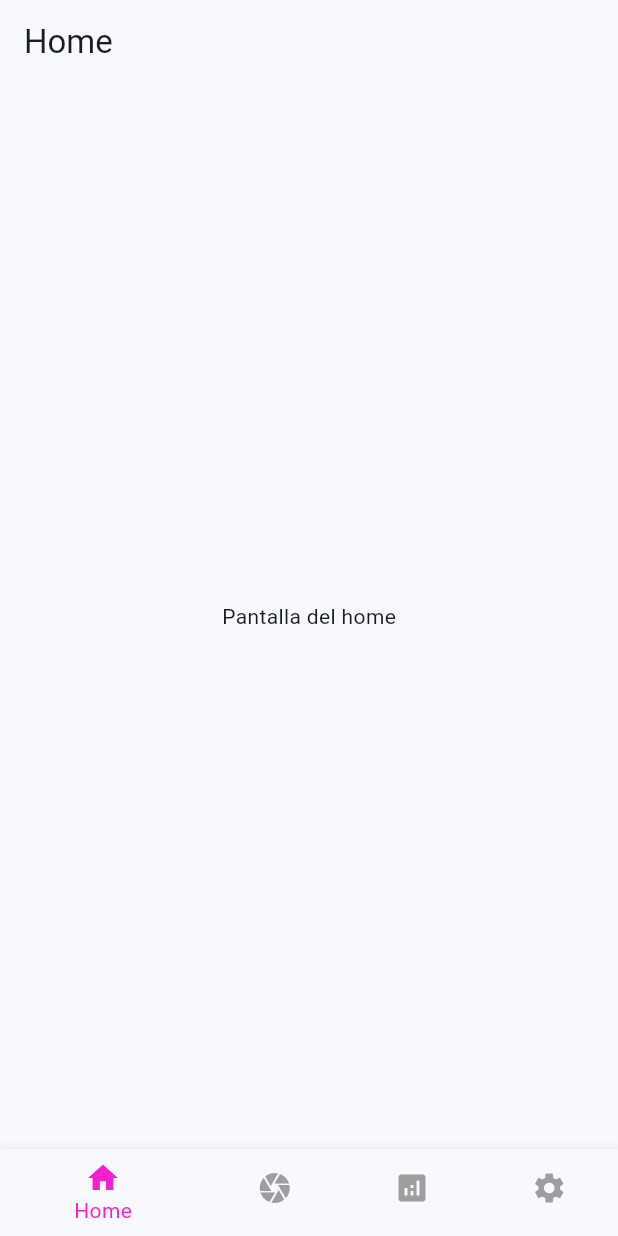
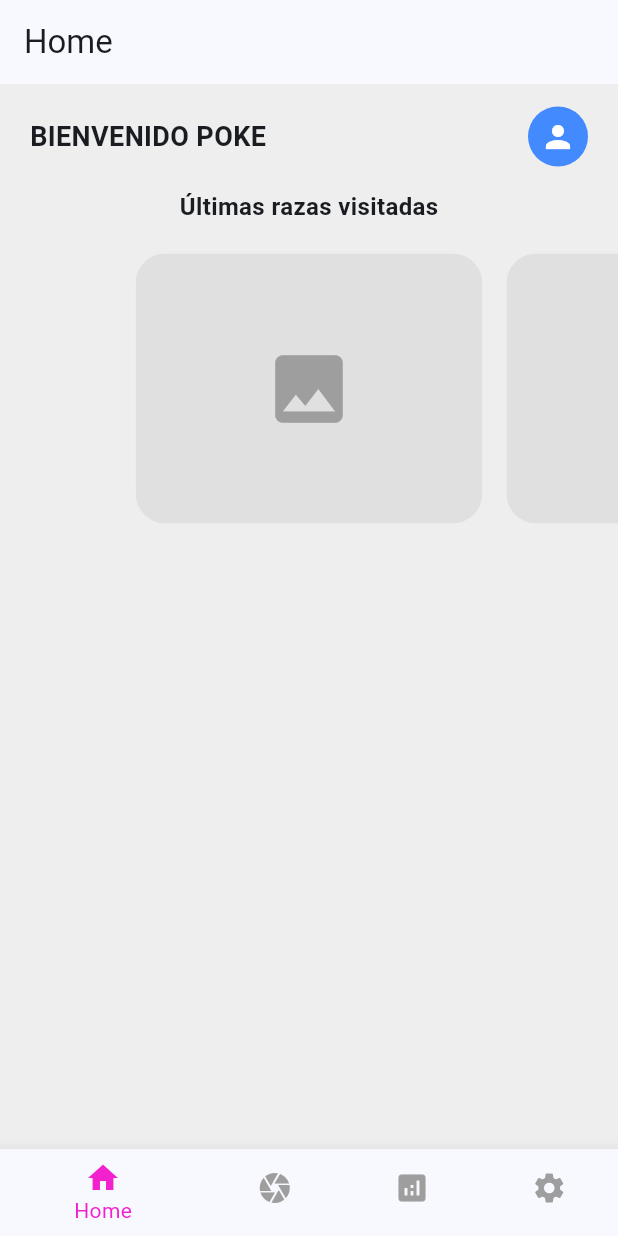
Before and after one commit to Felix2114/SmartSwine, a Flutter app: the StartPage screen opened directly, on a phone screen of 412 x 824 dp. Run offline on Flutter 3.47's test engine with Material 3 defaults, Android fonts, the phone set to English and light mode, and no system bars.

Commit message:
Creacion de Home

```diff
--- a/lib/screens/home_page.dart
+++ b/lib/screens/home_page.dart
@@ -1,10 +1,105 @@
 import 'package:flutter/material.dart';
+
+void main() {
+  runApp(const MyApp());
+}
+
+class MyApp extends StatelessWidget {
+  const MyApp({super.key});
+
+  @override
+  Widget build(BuildContext context) {
+    return MaterialApp(
+      debugShowCheckedModeBanner: false,
+      title: 'Poke App',
+      theme: ThemeData(
+        primarySwatch: Colors.blue,
+      ),
+      home: const HomePage(),
+    );
+  }
+}
 
 class HomePage extends StatelessWidget {
   const HomePage({super.key});
 
   @override
   Widget build(BuildContext context) {
-    return const Center(child: Text('Pantalla del home'));
+    return Scaffold(
+      backgroundColor: Colors.grey[200],
+      body: SafeArea(
+        child: Column(
+          children: [
+            // Encabezado con título y avatar
+            Padding(
+              padding: const EdgeInsets.symmetric(horizontal: 20, vertical: 15),
+              child: Row(
+                mainAxisAlignment: MainAxisAlignment.spaceBetween,
+                children: [
+                  const Text(
+                    "BIENVENIDO POKE",
+                    style: TextStyle(
+                      fontWeight: FontWeight.bold,
+                      fontSize: 18,
+                    ),
+                  ),
+                  const CircleAvatar(
+                    radius: 20,
+                    backgroundColor: Colors.blueAccent,
+                    child: Icon(Icons.person, color: Colors.white),
+                  ),
+                ],
+              ),
+            ),
+
+            const Text(
+              "Últimas razas visitadas",
+              style: TextStyle(
+                fontWeight: FontWeight.bold,
+                fontSize: 16,
+              ),
+            ),
+
+            const SizedBox(height: 10),
+
+            // Carrusel más pequeño
+            SizedBox(
+              height: 200, // 👈 Ajusta la altura del carrusel
+              child: PageView(
+                controller: PageController(viewportFraction: 0.6), // 👈 controla el ancho visible
+                children: const [
+                  ImageCard(),
+                  ImageCard(),
+                  ImageCard(),
+                  ImageCard(),
+                ],
+              ),
+            ),
+          ],
+        ),
+      ),
+    );
   }
 }
+
+class ImageCard extends StatelessWidget {
+  const ImageCard({super.key});
+
+  @override
+  Widget build(BuildContext context) {
+    return Padding(
+      padding: const EdgeInsets.symmetric(horizontal: 8.0, vertical: 10),
+      child: ClipRRect(
+        borderRadius: BorderRadius.circular(20),
+        child: Container(
+          width: 160,   // 👈 tamaño más compacto
+          height: 160,  // 👈 lo hace cuadrado
+          color: Colors.grey[300],
+          child: const Center(
+            child: Icon(Icons.image, size: 60, color: Colors.grey),
+          ),
+        ),
+      ),
+    );
+  }
+}
```
Also changed, not shown: pubspec.yaml (line endings or trailing spaces).
